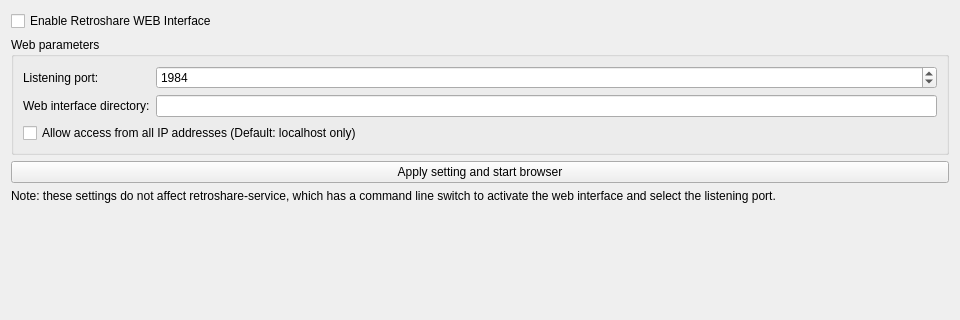
Qt form retroshare-gui/src/gui/settings/WebuiPage.ui (RetroShare/RetroShare) before a commit; both pictures show x 0 to 960 and y 0 to 320 of the 960 by 717 pixel window.
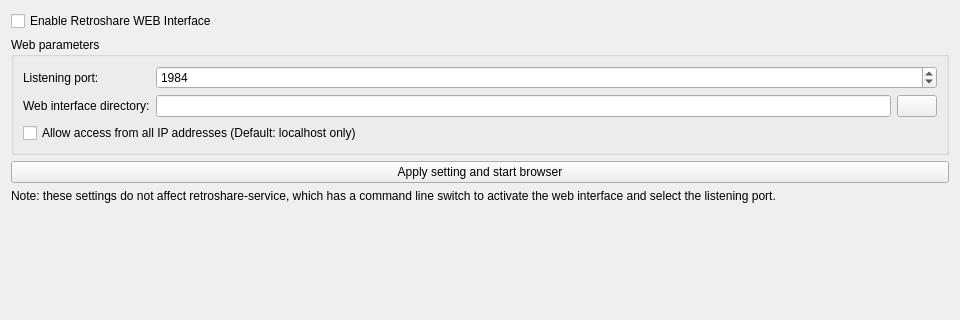
The same form after that commit. Icons and pictures are not drawn.

Diff of the .ui file:
```diff
--- a/retroshare-gui/src/gui/settings/WebuiPage.ui
+++ b/retroshare-gui/src/gui/settings/WebuiPage.ui
@@ -60,7 +60,29 @@
          </widget>
         </item>
         <item row="1" column="1">
-         <widget class="QLineEdit" name="webInterfaceFiles_LE"/>
+         <layout class="QHBoxLayout" name="horizontalLayout">
+          <item>
+           <widget class="QLineEdit" name="webInterfaceFiles_LE">
+            <property name="readOnly">
+             <bool>true</bool>
+            </property>
+           </widget>
+          </item>
+          <item>
+           <widget class="QPushButton" name="webInterfaceFilesDirectory_PB">
+            <property name="toolTip">
+             <string>&lt;html&gt;&lt;head/&gt;&lt;body&gt;&lt;p&gt;Select directory for webinterface files (advanced)&lt;/p&gt;&lt;/body&gt;&lt;/html&gt;</string>
+            </property>
+            <property name="text">
+             <string/>
+            </property>
+            <property name="icon">
+             <iconset resource="../images.qrc">
+              <normaloff>:/images/folder-draft24-pressed.png</normaloff>:/images/folder-draft24-pressed.png</iconset>
+            </property>
+           </widget>
+          </item>
+         </layout>
         </item>
        </layout>
       </item>
```
Left out of the diff: 4 changed lines with no effect on the pictures.
